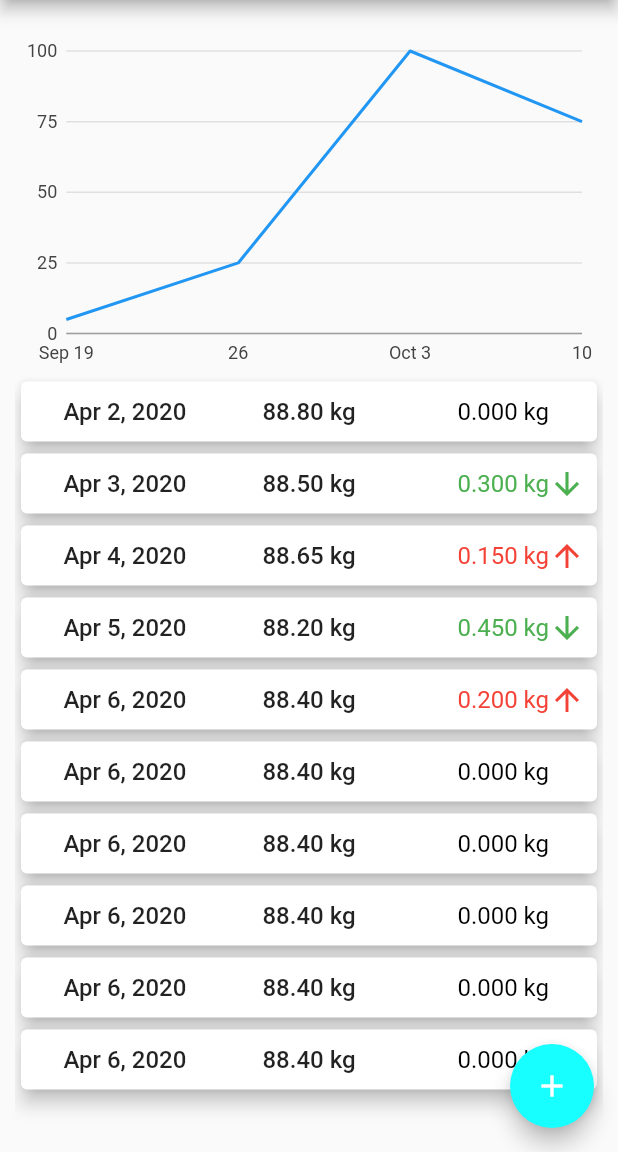
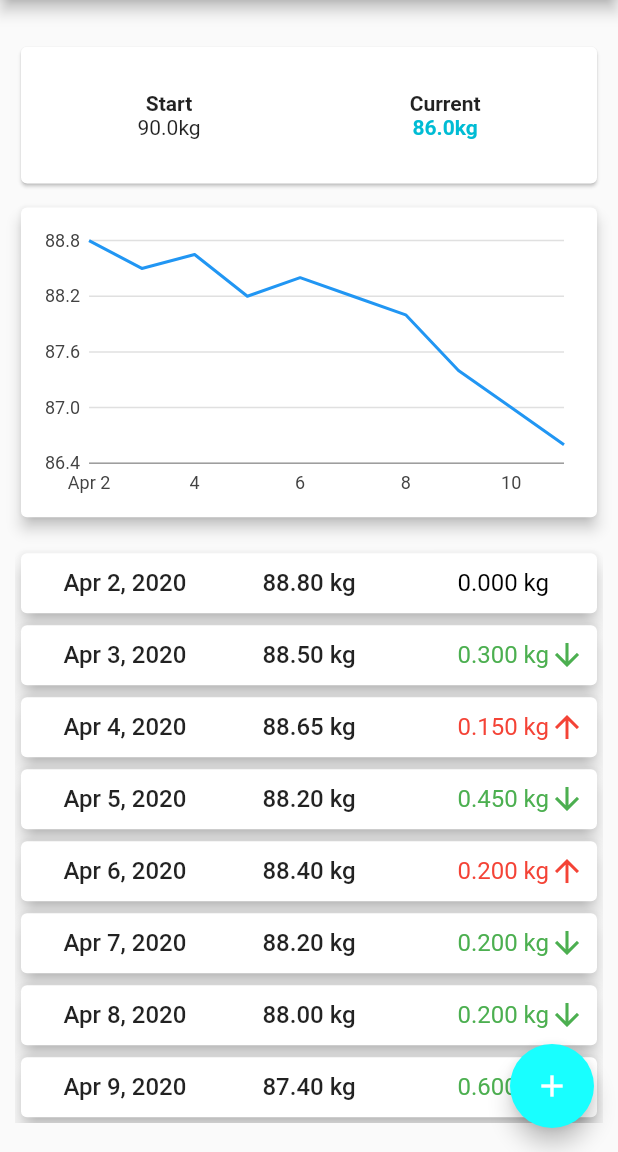
Before and after one commit to snaksa/eating-habits-mobile, a Flutter app: the screen it shows after launch, on a phone screen of 412 x 824 dp, the part 84-1236 px from its top. Run offline on Flutter 3.47's test engine with Material 2 defaults, Android fonts, the phone set to English and light mode, and no system bars; our stand-ins replace charts_flutter.

Commit message:
Finish weight balance screen design

```diff
--- a/lib/main.dart
+++ b/lib/main.dart
@@ -1,6 +1,7 @@
 import 'package:eating_habits_mobile/models/weight.dart';
-import 'package:eating_habits_mobile/widgets/chart.dart';
+import 'package:eating_habits_mobile/widgets/charts/weight-chart.dart';
 import 'package:eating_habits_mobile/widgets/forms/weight-form.dart';
+import 'package:eating_habits_mobile/widgets/weight-stats.dart';
 import 'package:eating_habits_mobile/widgets/weight-summary.dart';
 import 'package:flutter/material.dart';
 
@@ -53,24 +54,24 @@ class _MyHomePageState extends State<MyHomePage> {
       weight: 88.4,
     ),
     Weight(
-      date: DateTime(2020, 4, 6),
-      weight: 88.4,
+      date: DateTime(2020, 4, 7),
+      weight: 88.2,
     ),
     Weight(
-      date: DateTime(2020, 4, 6),
-      weight: 88.4,
+      date: DateTime(2020, 4, 8),
+      weight: 88.0,
     ),
     Weight(
-      date: DateTime(2020, 4, 6),
-      weight: 88.4,
+      date: DateTime(2020, 4, 9),
+      weight: 87.4,
     ),
     Weight(
-      date: DateTime(2020, 4, 6),
-      weight: 88.4,
+      date: DateTime(2020, 4, 10),
+      weight: 87.0,
     ),
     Weight(
-      date: DateTime(2020, 4, 6),
-      weight: 88.4,
+      date: DateTime(2020, 4, 11),
+      weight: 86.6,
     ),
   ];
 
@@ -103,24 +104,30 @@ class _MyHomePageState extends State<MyHomePage> {
       body: Center(
         child: Padding(
           padding: const EdgeInsets.only(
-            top: 20,
+            top: 0,
             left: 10,
             right: 10,
-            bottom: 0
+            bottom: 0,
           ),
           child: SingleChildScrollView(
             child: Column(
               children: <Widget>[
                 Container(
-                  height: (mediaQuery.size.height -
-                          appBar.preferredSize.height) *
-                      0.3,
-                  child: SimpleTimeSeriesChart.withSampleData(),
+                  height:
+                      (mediaQuery.size.height - appBar.preferredSize.height) *
+                          0.15,
+                  child: WeightStats(),
                 ),
                 Container(
-                  height: (mediaQuery.size.height -
-                          appBar.preferredSize.height) *
-                      0.7,
+                  height:
+                      (mediaQuery.size.height - appBar.preferredSize.height) *
+                          0.3,
+                  child: WeightChart(weights),
+                ),
+                Container(
+                  height:
+                      (mediaQuery.size.height - appBar.preferredSize.height) *
+                          0.5,
                   child: ListView.builder(
                     itemCount: weights.length,
                     itemBuilder: (BuildContext ctx, int index) {
--- a/lib/widgets/chart.dart
+++ /dev/null
@@ -1,60 +0,0 @@
-/// Timeseries chart example
-import 'package:charts_flutter/flutter.dart' as charts;
-import 'package:flutter/material.dart';
-
-class SimpleTimeSeriesChart extends StatelessWidget {
-  final List<charts.Series> seriesList;
-  final bool animate;
-
-  SimpleTimeSeriesChart(this.seriesList, {this.animate});
-
-  /// Creates a [TimeSeriesChart] with sample data and no transition.
-  factory SimpleTimeSeriesChart.withSampleData() {
-    return new SimpleTimeSeriesChart(
-      _createSampleData(),
-      // Disable animations for image tests.
-      animate: false,
-    );
-  }
-
-
-  @override
-  Widget build(BuildContext context) {
-    return new charts.TimeSeriesChart(
-      seriesList,
-      animate: animate,
-      // Optionally pass in a [DateTimeFactory] used by the chart. The factory
-      // should create the same type of [DateTime] as the data provided. If none
-      // specified, the default creates local date time.
-      dateTimeFactory: const charts.LocalDateTimeFactory(),
-    );
-  }
-
-  /// Create one series with sample hard coded data.
-  static List<charts.Series<TimeSeriesSales, DateTime>> _createSampleData() {
-    final data = [
-      new TimeSeriesSales(new DateTime(2017, 9, 19), 5),
-      new TimeSeriesSales(new DateTime(2017, 9, 26), 25),
-      new TimeSeriesSales(new DateTime(2017, 10, 3), 100),
-      new TimeSeriesSales(new DateTime(2017, 10, 10), 75),
-    ];
-
-    return [
-      new charts.Series<TimeSeriesSales, DateTime>(
-        id: 'Sales',
-        colorFn: (_, __) => charts.MaterialPalette.blue.shadeDefault,
-        domainFn: (TimeSeriesSales sales, _) => sales.time,
-        measureFn: (TimeSeriesSales sales, _) => sales.sales,
-        data: data,
-      )
-    ];
-  }
-}
-
-/// Sample time series data type.
-class TimeSeriesSales {
-  final DateTime time;
-  final int sales;
-
-  TimeSeriesSales(this.time, this.sales);
-}
--- /dev/null
+++ b/lib/widgets/charts/weight-chart.dart
@@ -0,0 +1,84 @@
+/// Timeseries chart example
+import 'package:charts_flutter/flutter.dart' as charts;
+import 'package:eating_habits_mobile/models/weight.dart';
+import 'package:flutter/material.dart';
+
+class WeightSeries {
+  final DateTime time;
+  final double weight;
+
+  WeightSeries(this.time, this.weight);
+}
+
+class WeightChart extends StatelessWidget {
+  final List<Weight> weightRecords;
+
+  WeightChart(this.weightRecords);
+
+  double get minWeight {
+    double min = double.maxFinite;
+
+    weightRecords.forEach((weight) {
+      if (weight.weight < min) {
+        min = weight.weight;
+      }
+    });
+
+    return min.floor() - 1.0;
+  }
+
+  double get maxWeight {
+    double max = double.minPositive;
+
+    weightRecords.forEach((weight) {
+      if (weight.weight > max) {
+        max = weight.weight;
+      }
+    });
+
+    return max.ceil() + 1.0;
+  }
+
+  List<charts.Series<WeightSeries, DateTime>> get seriesList {
+    final data =
+        weightRecords.map((w) => WeightSeries(w.date, w.weight)).toList();
+
+    return [
+      new charts.Series<WeightSeries, DateTime>(
+        id: 'Weight',
+        colorFn: (_, __) => charts.MaterialPalette.blue.shadeDefault,
+        domainFn: (WeightSeries weight, _) => weight.time,
+        measureFn: (WeightSeries weight, _) => weight.weight,
+        data: data,
+      )
+    ];
+  }
+
+  @override
+  Widget build(BuildContext context) {
+    return Container(
+      padding: const EdgeInsets.only(bottom: 16),
+      child: Card(
+        elevation: 4,
+        child: Padding(
+          padding: const EdgeInsets.all(8),
+          child: new charts.TimeSeriesChart(
+            seriesList,
+            animate: true,
+            dateTimeFactory: const charts.LocalDateTimeFactory(),
+            primaryMeasureAxis: charts.NumericAxisSpec(
+              tickProviderSpec: const charts.BasicNumericTickProviderSpec(
+                zeroBound: false,
+                dataIsInWholeNumbers: false,
+                desiredMinTickCount: 5,
+              ),
+              tickFormatterSpec: charts.BasicNumericTickFormatterSpec(
+                (value) => value.toStringAsFixed(1),
+              ),
+            ),
+          ),
+        ),
+      ),
+    );
+  }
+}
--- /dev/null
+++ b/lib/widgets/weight-stats.dart
@@ -0,0 +1,62 @@
+import 'package:flutter/material.dart';
+
+class WeightStats extends StatelessWidget {
+  const WeightStats({Key key}) : super(key: key);
+
+  @override
+  Widget build(BuildContext context) {
+    return Container(
+      padding: EdgeInsets.only(top: 8, bottom: 8),
+      child: Card(
+        child: Padding(
+          padding: const EdgeInsets.symmetric(horizontal: 8, vertical: 16),
+          child: Container(
+            child: Row(
+              mainAxisAlignment: MainAxisAlignment.spaceAround,
+              children: <Widget>[
+                Container(
+                  child: FittedBox(
+                    fit: BoxFit.cover,
+                    child: Column(
+                      mainAxisAlignment: MainAxisAlignment.spaceAround,
+                      children: <Widget>[
+                        Text(
+                          'Start',
+                          style: TextStyle(
+                            fontWeight: FontWeight.bold,
+                          ),
+                        ),
+                        Text('90.0kg'),
+                      ],
+                    ),
+                  ),
+                ),
+                FittedBox(
+                  fit: BoxFit.cover,
+                  child: Column(
+                    mainAxisAlignment: MainAxisAlignment.spaceAround,
+                    children: <Widget>[
+                      Text(
+                        'Current',
+                        style: TextStyle(
+                          fontWeight: FontWeight.bold,
+                        ),
+                      ),
+                      Text(
+                        '86.0kg',
+                        style: TextStyle(
+                          color: Theme.of(context).primaryColor,
+                          fontWeight: FontWeight.bold,
+                        ),
+                      ),
+                    ],
+                  ),
+                ),
+              ],
+            ),
+          ),
+        ),
+      ),
+    );
+  }
+}
```
